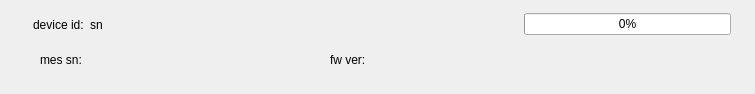
archerHe/heyuan, file burningdevice.ui: the form before one commit.
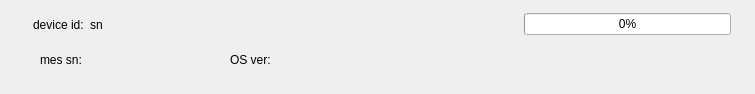
The form after the commit.

Diff of the .ui file:
```diff
--- a/burningdevice.ui
+++ b/burningdevice.ui
@@ -79,12 +79,12 @@
     </item>
    </layout>
   </widget>
-  <widget class="QWidget" name="">
+  <widget class="QWidget" name="layoutWidget">
    <property name="geometry">
     <rect>
      <x>40</x>
      <y>50</y>
-     <width>271</width>
+     <width>171</width>
      <height>19</height>
     </rect>
    </property>
@@ -111,13 +111,13 @@
     </item>
    </layout>
   </widget>
-  <widget class="QWidget" name="">
+  <widget class="QWidget" name="layoutWidget">
    <property name="geometry">
     <rect>
-     <x>330</x>
+     <x>230</x>
      <y>50</y>
-     <width>381</width>
-     <height>19</height>
+     <width>481</width>
+     <height>20</height>
     </rect>
    </property>
    <layout class="QHBoxLayout" name="horizontalLayout_3">
@@ -130,7 +130,7 @@
        </sizepolicy>
       </property>
       <property name="text">
-       <string>fw ver:</string>
+       <string>OS ver:</string>
       </property>
      </widget>
     </item>
```
